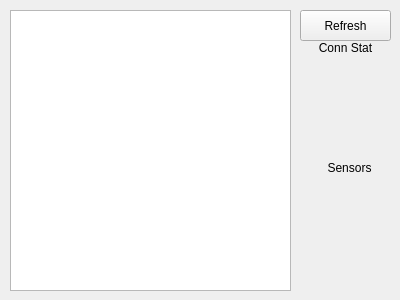
First picture: the form in esc_v1.ui, repository jwsong94/ESC-PyQt5, before the edit.
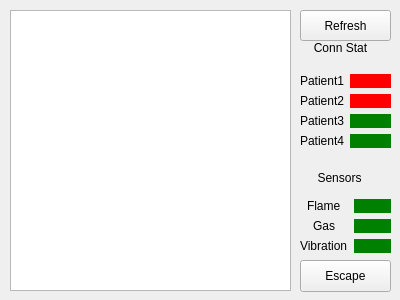
Second picture: the form after the edit.

```diff
--- a/esc_v1.ui
+++ b/esc_v1.ui
@@ -23,27 +23,11 @@
     </rect>
    </property>
   </widget>
-  <widget class="QLabel" name="BLabel">
-   <property name="geometry">
-    <rect>
-     <x>310</x>
-     <y>40</y>
-     <width>71</width>
-     <height>16</height>
-    </rect>
-   </property>
-   <property name="text">
-    <string>Conn Stat</string>
-   </property>
-   <property name="alignment">
-    <set>Qt::AlignCenter</set>
-   </property>
-  </widget>
   <widget class="QLabel" name="SLabel">
    <property name="geometry">
     <rect>
-     <x>320</x>
-     <y>160</y>
+     <x>310</x>
+     <y>170</y>
      <width>59</width>
      <height>16</height>
     </rect>
@@ -68,6 +52,193 @@
     <string>Refresh</string>
    </property>
   </widget>
+  <widget class="QLabel" name="BLabel">
+   <property name="geometry">
+    <rect>
+     <x>310</x>
+     <y>40</y>
+     <width>61</width>
+     <height>16</height>
+    </rect>
+   </property>
+   <property name="text">
+    <string>Conn Stat</string>
+   </property>
+   <property name="alignment">
+    <set>Qt::AlignCenter</set>
+   </property>
+  </widget>
+  <widget class="QWidget" name="formLayoutWidget">
+   <property name="geometry">
+    <rect>
+     <x>300</x>
+     <y>60</y>
+     <width>91</width>
+     <height>101</height>
+    </rect>
+   </property>
+   <layout class="QFormLayout" name="BLETable">
+    <property name="labelAlignment">
+     <set>Qt::AlignCenter</set>
+    </property>
+    <property name="formAlignment">
+     <set>Qt::AlignCenter</set>
+    </property>
+    <item row="0" column="0">
+     <widget class="QLabel" name="BLE1">
+      <property name="text">
+       <string>Patient1</string>
+      </property>
+     </widget>
+    </item>
+    <item row="0" column="1">
+     <widget class="QLabel" name="BLE1S">
+      <property name="styleSheet">
+       <string notr="true">background-color: red;</string>
+      </property>
+      <property name="frameShadow">
+       <enum>QFrame::Plain</enum>
+      </property>
+      <property name="text">
+       <string> </string>
+      </property>
+     </widget>
+    </item>
+    <item row="1" column="0">
+     <widget class="QLabel" name="BLE2">
+      <property name="text">
+       <string>Patient2</string>
+      </property>
+     </widget>
+    </item>
+    <item row="1" column="1">
+     <widget class="QLabel" name="BLE2S">
+      <property name="styleSheet">
+       <string notr="true">background-color: red;</string>
+      </property>
+      <property name="text">
+       <string> </string>
+      </property>
+     </widget>
+    </item>
+    <item row="2" column="0">
+     <widget class="QLabel" name="BLE3">
+      <property name="text">
+       <string>Patient3</string>
+      </property>
+     </widget>
+    </item>
+    <item row="2" column="1">
+     <widget class="QLabel" name="BLE3S">
+      <property name="styleSheet">
+       <string notr="true">background-color: green;</string>
+      </property>
+      <property name="text">
+       <string> </string>
+      </property>
+     </widget>
+    </item>
+    <item row="3" column="0">
+     <widget class="QLabel" name="BLE4">
+      <property name="text">
+       <string>Patient4</string>
+      </property>
+     </widget>
+    </item>
+    <item row="3" column="1">
+     <widget class="QLabel" name="BLE4S">
+      <property name="styleSheet">
+       <string notr="true">background-color: green;</string>
+      </property>
+      <property name="text">
+       <string> </string>
+      </property>
+     </widget>
+    </item>
+   </layout>
+  </widget>
+  <widget class="QWidget" name="formLayoutWidget_2">
+   <property name="geometry">
+    <rect>
+     <x>300</x>
+     <y>190</y>
+     <width>91</width>
+     <height>71</height>
+    </rect>
+   </property>
+   <layout class="QFormLayout" name="formLayout">
+    <property name="labelAlignment">
+     <set>Qt::AlignCenter</set>
+    </property>
+    <property name="formAlignment">
+     <set>Qt::AlignCenter</set>
+    </property>
+    <item row="0" column="0">
+     <widget class="QLabel" name="Flame">
+      <property name="text">
+       <string>Flame</string>
+      </property>
+     </widget>
+    </item>
+    <item row="0" column="1">
+     <widget class="QLabel" name="FlameS">
+      <property name="styleSheet">
+       <string notr="true">background-color: green;</string>
+      </property>
+      <property name="text">
+       <string> </string>
+      </property>
+     </widget>
+    </item>
+    <item row="1" column="0">
+     <widget class="QLabel" name="Gas">
+      <property name="text">
+       <string>Gas</string>
+      </property>
+     </widget>
+    </item>
+    <item row="1" column="1">
+     <widget class="QLabel" name="GasS">
+      <property name="styleSheet">
+       <string notr="true">background-color: green;</string>
+      </property>
+      <property name="text">
+       <string> </string>
+      </property>
+     </widget>
+    </item>
+    <item row="2" column="0">
+     <widget class="QLabel" name="Vib">
+      <property name="text">
+       <string>Vibration</string>
+      </property>
+     </widget>
+    </item>
+    <item row="2" column="1">
+     <widget class="QLabel" name="VibS">
+      <property name="styleSheet">
+       <string notr="true">background-color: green;</string>
+      </property>
+      <property name="text">
+       <string> </string>
+      </property>
+     </widget>
+    </item>
+   </layout>
+  </widget>
+  <widget class="QPushButton" name="pushButton">
+   <property name="geometry">
+    <rect>
+     <x>300</x>
+     <y>260</y>
+     <width>91</width>
+     <height>32</height>
+    </rect>
+   </property>
+   <property name="text">
+    <string>Escape</string>
+   </property>
+  </widget>
  </widget>
  <resources/>
  <connections/>
```
